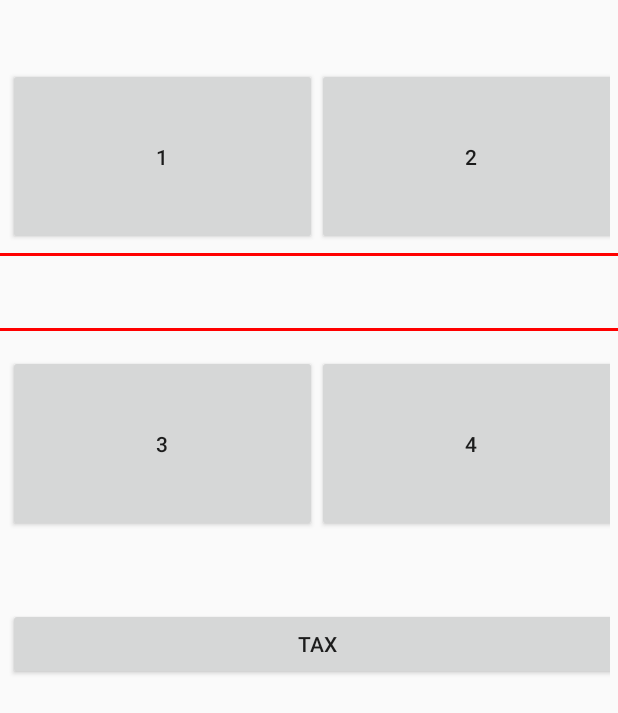
After one commit to MelirniAn/BillyTheBillSplitter, an Android app: the layout activity_assign.xml on its own in the app's theme, with its tools: preview values and no code run, on a phone screen of 412 x 824 dp. The commit adds this screen. Shown: the top 713 px of the screen. Run offline under Robolectric (Android 15) with nearby library versions, the phone set to English and light mode, and no system bars.

Commit message:
Integrating Sebastian's Code

```diff
--- a/app/src/main/java/com/example/mel/billythebillsplitter/MainActivity.java
+++ b/app/src/main/java/com/example/mel/billythebillsplitter/MainActivity.java
@@ -127,8 +127,8 @@ public class MainActivity extends AppCompatActivity {
 
 
             //Capture image with custom size
-            int width = 640;
-            int height = 480;
+            int width = 3024;//640;
+            int height = 4032;//480;
 
             /*
             if(jpegSizes != null && jpegSizes.length > 0)
--- /dev/null
+++ b/app/src/main/res/layout/activity_assign.xml
@@ -0,0 +1,139 @@
+<?xml version="1.0" encoding="utf-8"?>
+
+
+<TableLayout xmlns:android="http://schemas.android.com/apk/res/android"
+    android:id="@+id/assign"
+    android:layout_width="match_parent"
+    android:layout_height="match_parent"
+    android:stretchColumns="*">
+
+    <!-- 2 columns -->
+    <TableRow
+        android:id="@+id/tableRow1"
+        android:layout_width="wrap_content"
+        android:layout_height="wrap_content"
+        android:padding="5dip">
+
+        <TextView
+            android:id="@+id/totalP1"
+            android:layout_width="72dp"
+            android:textAlignment="center"
+            android:textAppearance="?android:attr/textAppearanceLarge" />
+
+        <TextView
+            android:id="@+id/totalP2"
+            android:layout_width="72dp"
+            android:textAlignment="center"
+            android:textAppearance="?android:attr/textAppearanceLarge" />
+
+    </TableRow>
+
+    <TableRow
+        android:id="@+id/tableRow2"
+        android:layout_width="wrap_content"
+        android:layout_height="wrap_content"
+        android:padding="5dip">
+
+        <Button
+            android:id="@+id/buttonP1"
+            android:layout_height="118dp"
+            android:text="1" />
+
+        <Button
+            android:id="@+id/buttonP2"
+            android:layout_height="118dp"
+            android:text="2" />
+
+    </TableRow>
+
+    <!-- just draw a red line -->
+    <View
+        android:layout_height="2dip"
+        android:background="#FF0000" />
+
+    <!-- edittext span 2 column -->
+    <TableRow
+        android:id="@+id/tableRow3"
+        android:layout_width="wrap_content"
+        android:layout_height="wrap_content"
+        android:padding="5dip">
+
+        <TextView
+            android:id="@+id/currentAmount"
+            android:layout_width="wrap_content"
+            android:layout_height="37dp"
+            android:layout_span="2"
+            android:textAlignment="center"
+            android:textStyle="bold" />
+    </TableRow>
+
+    <!-- just draw a red line -->
+    <View
+        android:layout_height="2dip"
+        android:background="#FF0000" />
+
+    <!-- 3 columns -->
+
+    <!-- display this button in 3rd column via layout_column(zero based) -->
+    <TableRow
+        android:id="@+id/tableRow4"
+        android:layout_width="wrap_content"
+        android:layout_height="wrap_content"
+        android:padding="5dip">
+
+    </TableRow>
+
+    <TableRow
+        android:id="@+id/tableRow5"
+        android:layout_width="wrap_content"
+        android:layout_height="wrap_content"
+        android:padding="5dip">
+
+        <Button
+            android:id="@+id/buttonP3"
+            android:layout_height="118dp"
+            android:text="3" />
+
+        <Button
+            android:id="@+id/buttonP4"
+            android:layout_height="118dp"
+            android:text="4" />
+
+    </TableRow>
+
+    <!-- 2 columns -->
+    <TableRow
+        android:id="@+id/tableRow6"
+        android:layout_width="wrap_content"
+        android:layout_height="wrap_content"
+        android:padding="5dip">
+
+        <TextView
+            android:id="@+id/totalP3"
+            android:layout_width="72dp"
+            android:textAlignment="center"
+            android:textAppearance="?android:attr/textAppearanceLarge" />
+
+        <TextView
+            android:id="@+id/totalP4"
+            android:layout_width="72dp"
+            android:textAlignment="center"
+            android:textAppearance="?android:attr/textAppearanceLarge" />
+
+    </TableRow>
+
+    <TableRow
+        android:id="@+id/tableRow7"
+        android:layout_width="wrap_content"
+        android:layout_height="wrap_content"
+        android:padding="5dip">
+
+        <Button
+            android:id="@+id/buttonTax"
+            android:layout_width="wrap_content"
+            android:layout_span="2"
+            android:text="Tax" />
+
+    </TableRow>
+
+</TableLayout>
```
Also changed, not shown: app/src/main/AndroidManifest.xml (+4 -4 lines), app/src/main/java/com/example/mel/billythebillsplitter/Assign.java (added, +146 -0 lines), app/src/main/java/com/example/mel/billythebillsplitter/Picker.java (added, +144 -0 lines), app/src/main/java/com/example/mel/billythebillsplitter/Player.java (added, +46 -0 lines), app/src/main/java/com/example/mel/billythebillsplitter/act2.java (+36 -3 lines), app/src/main/res/layout/activity_act2.xml (+3 -5 lines), app/src/main/res/layout/activity_picker.xml (added, +139 -0 lines).
